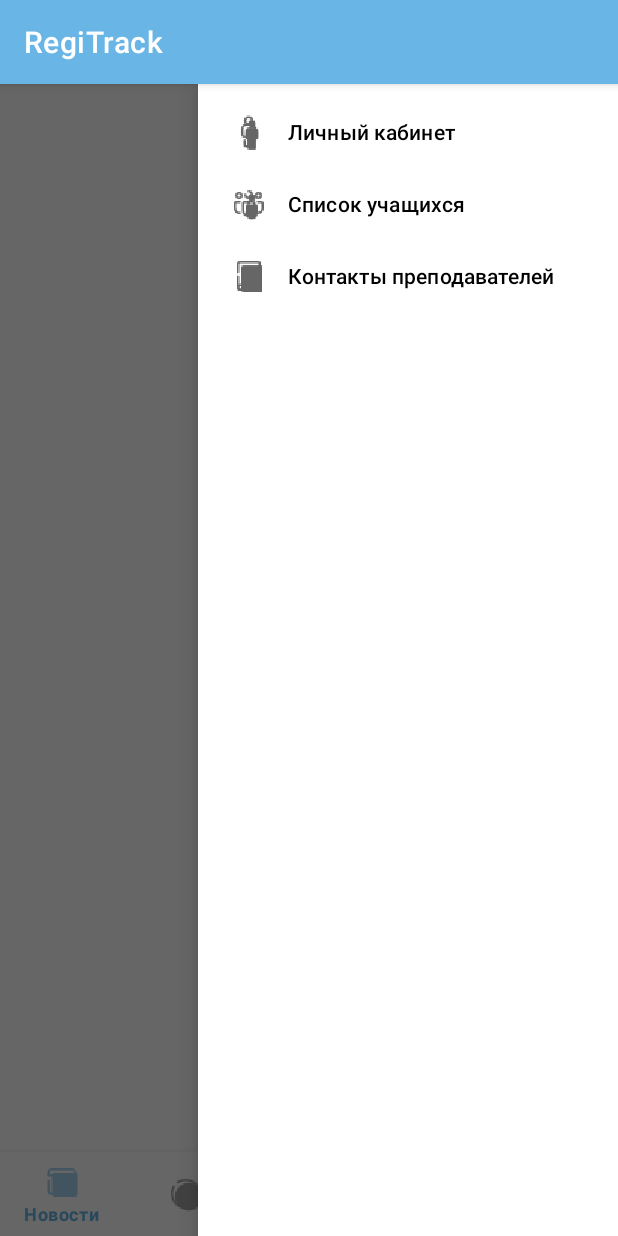
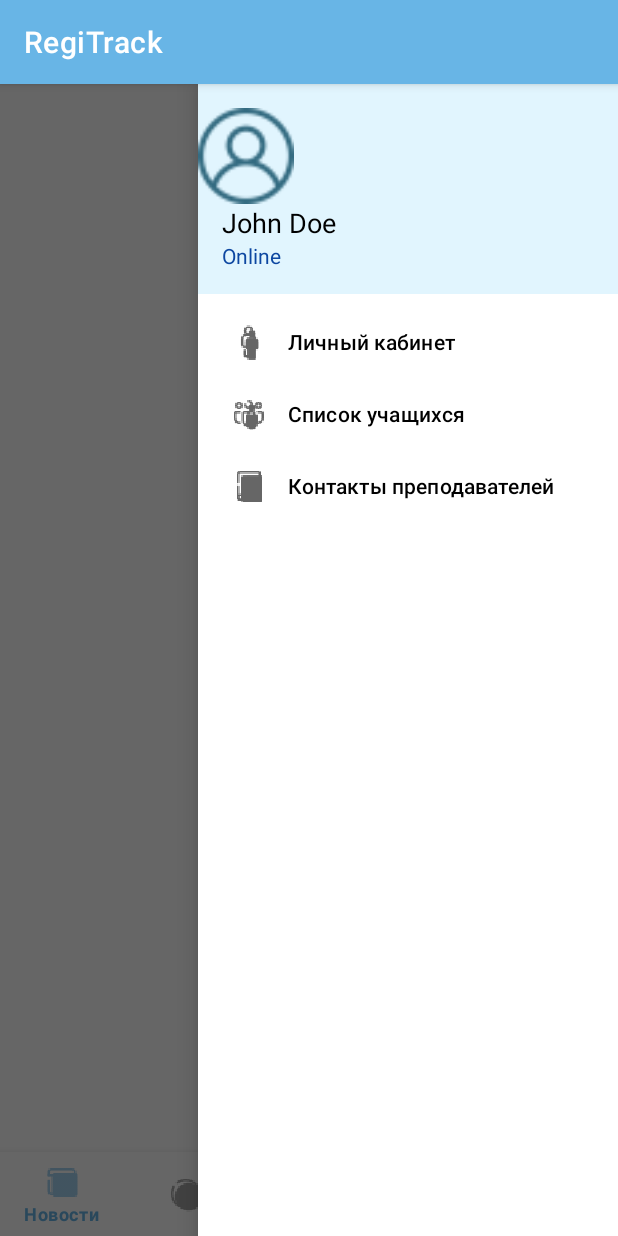
Before and after one commit to Anastassiya0Zabudkina/LastProject, an Android app: the screen it shows after launch (MainActivity), with the side drawer open, on a phone screen of 412 x 824 dp. Run offline under Robolectric (Android 15) with nearby library versions, the phone set to English and light mode, and no system bars.

Commit message:
az/first commit

```diff
--- a/app/src/main/res/layout/activity_main.xml
+++ b/app/src/main/res/layout/activity_main.xml
@@ -31,6 +31,7 @@
         android:layout_width="wrap_content"
         android:layout_height="match_parent"
         android:layout_gravity="end"
+        app:headerLayout="@layout/nav_header"
         app:menu="@menu/drawer_menu" />
 
 </androidx.drawerlayout.widget.DrawerLayout>
--- /dev/null
+++ b/app/src/main/res/layout/nav_header.xml
@@ -0,0 +1,37 @@
+<LinearLayout
+    xmlns:android="http://schemas.android.com/apk/res/android"
+    android:layout_width="match_parent"
+    android:layout_height="wrap_content"
+    android:orientation="vertical"
+    android:paddingTop="16dp"
+    android:paddingBottom="16dp"
+    android:background="@color/header_background">
+
+    <ImageView
+        android:id="@+id/user_photo"
+        android:layout_width="64dp"
+        android:layout_height="64dp"
+        android:src="@drawable/user_photo"
+        android:scaleType="centerCrop" />
+
+    <TextView
+        android:id="@+id/username_textview"
+        android:layout_width="match_parent"
+        android:layout_height="wrap_content"
+        android:text="John Doe"
+        android:textColor="@android:color/black"
+        android:textSize="18sp"
+        android:gravity="start"
+        android:paddingStart="16dp" />
+
+    <TextView
+        android:id="@+id/status_textview"
+        android:layout_width="match_parent"
+        android:layout_height="wrap_content"
+        android:text="Online"
+        android:textColor="@color/header_name"
+        android:textSize="14sp"
+        android:gravity="start"
+        android:paddingStart="16dp" />
+
+</LinearLayout>
--- a/app/src/main/res/menu/drawer_menu.xml
+++ b/app/src/main/res/menu/drawer_menu.xml
@@ -1,4 +1,7 @@
+
 <menu xmlns:android="http://schemas.android.com/apk/res/android">
+
+    <group android:checkableBehavior="single">
         <item
             android:id="@+id/nav_account"
             android:icon="@drawable/ic_action_profile"
@@ -11,4 +14,6 @@
             android:id="@+id/nav_contacts"
             android:icon="@drawable/ic_action_contacts"
             android:title="Контакты преподавателей" />
+    </group>
+
 </menu>
--- a/app/src/main/res/values/colors.xml
+++ b/app/src/main/res/values/colors.xml
@@ -7,4 +7,6 @@
     <color name="teal_700">#FF018786</color>
     <color name="black">#FF000000</color>
     <color name="white">#FFFFFFFF</color>
+    <color name="header_background">#E1F5FE</color>
+    <color name="header_name">#0D47A1</color>
 </resources>
```
Also changed, not shown: app/src/main/res/drawable-hdpi/user_photo.png (added), app/src/main/res/drawable-mdpi/user_photo.png (added), app/src/main/res/drawable-xhdpi/user_photo.png (added), app/src/main/res/drawable-xxhdpi/user_photo.png (added), app/src/main/res/drawable-xxxhdpi/user_photo.png (added), app/src/main/user_photo.png-playstore.png (added). Lines whose indentation alone changed are shown as unchanged.
